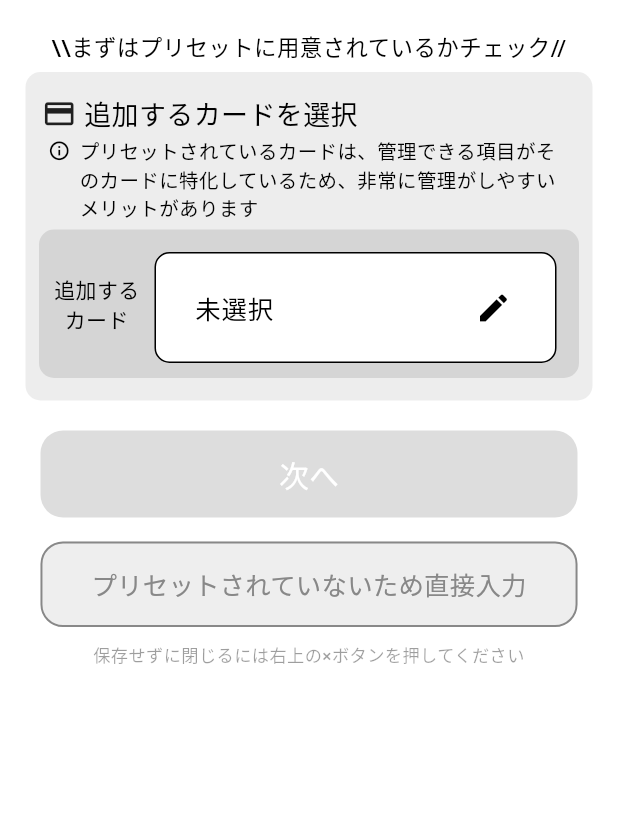
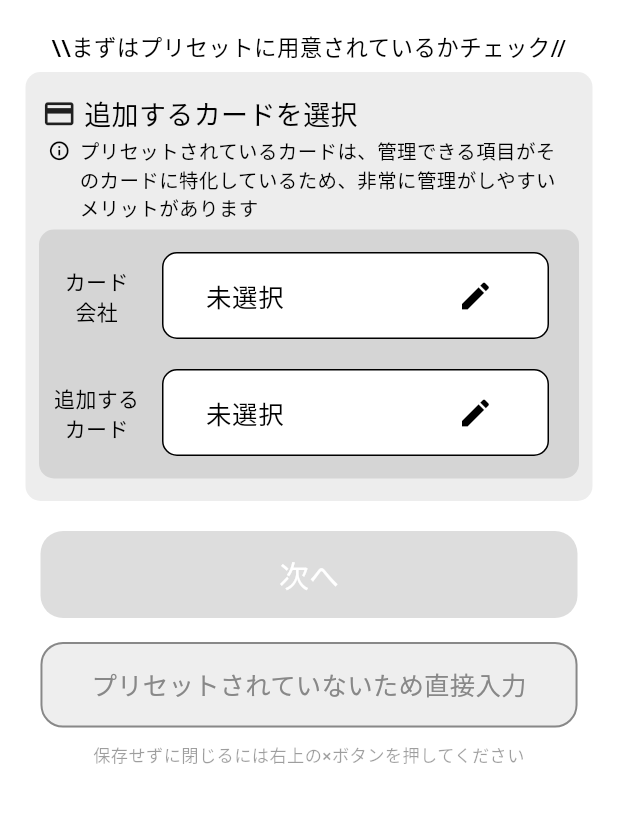
Before and after one commit to laughtaone/creeasy, a Flutter app: the AddCardPage screen opened directly, on a phone screen of 412 x 824 dp, the part 84-907 px from its top. Run offline on Flutter 3.47's test engine with Material 3 defaults, Android fonts, the phone set to English and light mode, and no system bars; drawn by our look-alikes of auto_size_text; our stand-ins replace font_awesome_flutter, settings_ui; Roboto replaces fonts that are missing (MPlus1p).

Commit message:
完成：カードを追加画面(main)>カード会社/追加するカードのUI

```diff
--- a/lib/card_manage/add_card/add_card_main.dart
+++ b/lib/card_manage/add_card/add_card_main.dart
@@ -7,6 +7,8 @@ import 'package:creeasy/card_manage/add_card/add_card_direct-input-card/add_card
 import 'package:creeasy/COMMON_COMPS/buttons/jump_screen_button_comp/made_comp/next_button_comp.dart';
 import 'package:creeasy/COMMON_COMPS/buttons/jump_screen_button_comp/made_comp/chokusetsunyuuryou_button_comp.dart';
 import 'package:creeasy/COMMON_COMPS/display_parts/no_save_close_comp.dart';
+import 'package:auto_size_text/auto_size_text.dart';
+
 
 
 
@@ -91,13 +93,15 @@ class _AddCardPageState extends State<AddCardPage> {
                     borderRadius: BorderRadius.circular(10),
                     color: const Color(0xffd5d5d5),
                   ),
-                  child: Row(
+                  child: Column(
                     children: [
-                      const Text('追加する\nカード', textAlign: TextAlign.center,),
+                      Row(
+                        children: [
+                          const SizedBox(width: 57, child: Text('カード\n会社', textAlign: TextAlign.center,)),
                           const SizedBox(width: 5),
                           Expanded(
                             child: compInputDialogSelectType(
-                          customHeight: 60,
+                              customTBPadding: 0,
                               customMainTextSize: 17,
                               elementsList: _presetCardList,
                               resvNowSelectingIndex: _selectedCardIndex,
@@ -108,6 +112,30 @@ class _AddCardPageState extends State<AddCardPage> {
                                 });
                               },
                             ),
+                          ),
+                        ],
+                      ),
+                      Row(
+                        children: [
+                          const SizedBox(width: 57, child:
+                            AutoSizeText('追加する\nカード', textAlign: TextAlign.center, maxLines: 2, overflow: TextOverflow.ellipsis),
+                          ),
+                          const SizedBox(width: 5),
+                          Expanded(
+                            child: compInputDialogSelectType(
+                              customTBPadding: 0,
+                              customMainTextSize: 17,
+                              elementsList: _presetCardList,
+                              resvNowSelectingIndex: _selectedCardIndex,
+                              dialogText: 'プリセット済カード一覧：',
+                              argCallback: (int? resvIndex) {
+                                setState(() {
+                                  _selectedCardIndex = resvIndex;
+                                });
+                              },
+                            ),
+                          ),
+                        ],
                       ),
                     ],
                   ),
--- a/lib/common_comps/input_comps/comp_input_dialog_select_type.dart
+++ b/lib/common_comps/input_comps/comp_input_dialog_select_type.dart
@@ -16,7 +16,7 @@ class compInputDialogSelectType extends StatefulWidget {
   final String? dialogSuffixText;
   final List<int>? indexListNotneedsDialogSuffixText;
   final List<int>? indexListNotneedsMainSuffixText;
-  final double customHeight;
+  final double customTBPadding;
   final double customMainTextSize;
 
   const compInputDialogSelectType({super.key,
@@ -31,7 +31,7 @@ class compInputDialogSelectType extends StatefulWidget {
     this.dialogSuffixText,
     this.indexListNotneedsDialogSuffixText,
     this.indexListNotneedsMainSuffixText,
-    this.customHeight = 70,
+    this.customTBPadding = 8,
     this.customMainTextSize = 20,
   });
 
@@ -55,8 +55,8 @@ class _compInputDialogSelectTypeState extends State<compInputDialogSelectType> {
   @override
   Widget build(BuildContext context) {
     return Container(
-      margin: const EdgeInsets.fromLTRB(5, 10, 5, 5),
-      padding: const EdgeInsets.fromLTRB(10, 8, 5, 8),
+      margin: const EdgeInsets.fromLTRB(10, 10, 10, 10),
+      padding: EdgeInsets.fromLTRB(12, widget.customTBPadding, 12, widget.customTBPadding),
       decoration: BoxDecoration(
         border: Border.all(
           color: Colors.black,
```
Lines whose indentation alone changed are shown as unchanged.
